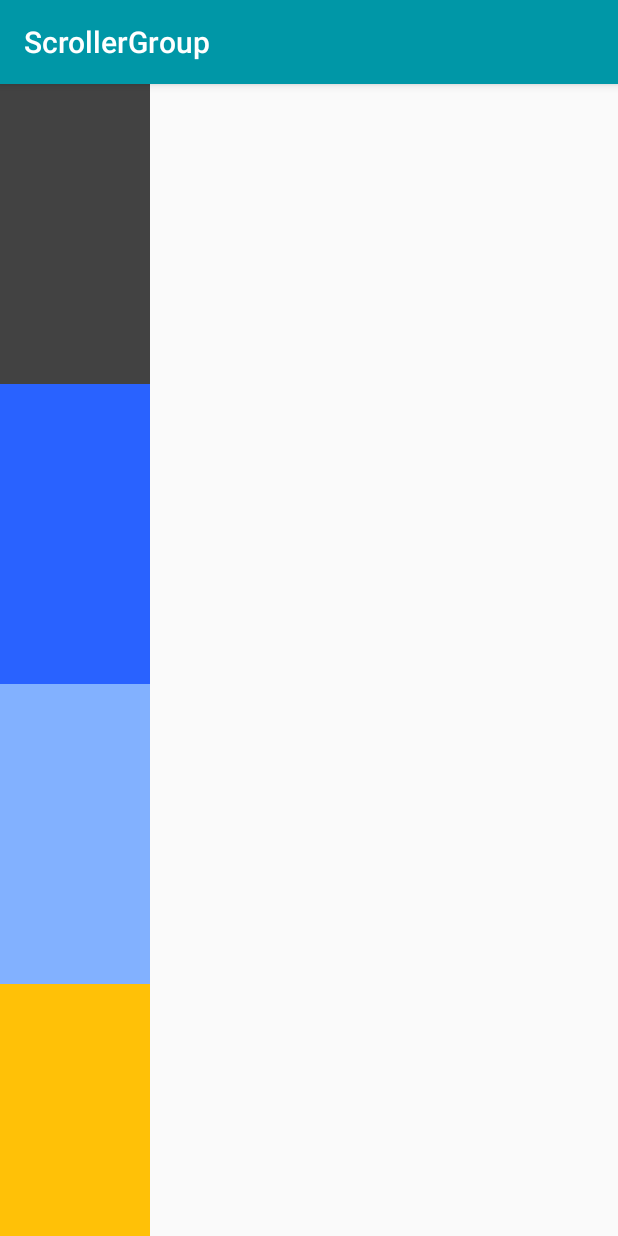
After one commit to EricSun2012/TestManyDemo, an Android app: the ScrollerActivity screen opened directly, with no data from a screen before it, on a phone screen of 412 x 824 dp. The commit adds this screen. Run offline under Robolectric (Android 15) with nearby library versions, the phone set to English and light mode, and no system bars; our stand-ins replace RxJava; libraries missing offline, so code that uses them is left out: com.zhy.http.

Commit message:
[add]添加scroller滚动设置

```diff
--- a/app/src/main/AndroidManifest.xml
+++ b/app/src/main/AndroidManifest.xml
@@ -35,6 +35,7 @@
 
         <activity android:name=".touchconflict.TouchConflictActivity" />
         <activity android:name=".dragger2.Dagger2Activity" />
+        <activity android:name=".Scroller.ScrollerActivity" />
     </application>
 
 </manifest>
--- /dev/null
+++ b/app/src/main/java/com/robot/anyDemo/Scroller/MyLinearScollerLayout.java
@@ -0,0 +1,118 @@
+package com.robot.anyDemo.Scroller;
+
+import android.content.Context;
+import android.util.AttributeSet;
+import android.view.MotionEvent;
+import android.view.View;
+import android.view.ViewConfiguration;
+import android.view.ViewGroup;
+import android.widget.OverScroller;
+
+public class MyLinearScollerLayout extends ViewGroup {
+
+    private OverScroller mScroller;
+    private int tapslop;
+    private float mXDown;
+    private float mYDown;
+    private float xLast;
+    private float yLast;
+    private float contentHeight;
+
+    @Override
+    protected void onMeasure(int widthMeasureSpec, int heightMeasureSpec) {
+        super.onMeasure(widthMeasureSpec, heightMeasureSpec);
+        int childCount = getChildCount();
+        for (int i = 0; i < childCount; i++) {
+            View childView = getChildAt(i);
+            measureChild(childView, widthMeasureSpec, heightMeasureSpec);
+        }
+    }
+
+    @Override
+    protected void onLayout(boolean changed, int l, int t, int r, int b) {
+        if (changed) {
+            int childCount = getChildCount();
+            for (int i = 0; i < childCount; i++) {
+                View childView = getChildAt(i);
+                childView.layout(0, i * childView.getMeasuredHeight(), childView.getMeasuredWidth(), (i + 1) * childView.getMeasuredHeight());
+            }
+            if (childCount > 0) {
+                contentHeight = getChildAt(childCount - 1).getBottom();
+            } else {
+                contentHeight = getMeasuredHeight();
+            }
+        }
+    }
+
+    public MyLinearScollerLayout(Context context) {
+        this(context, null);
+    }
+
+    public MyLinearScollerLayout(Context context, AttributeSet attrs) {
+        this(context, attrs, 0);
+    }
+
+    public MyLinearScollerLayout(Context context, AttributeSet attrs, int defStyleAttr) {
+        super(context, attrs, defStyleAttr);
+        mScroller = new OverScroller(context);
+        tapslop = ViewConfiguration.get(context).getScaledPagingTouchSlop();
+    }
+
+    @Override
+    public boolean onInterceptTouchEvent(MotionEvent ev) {
+        return super.onInterceptTouchEvent(ev);
+    }
+
+    @Override
+    public boolean onTouchEvent(MotionEvent event) {
+        switch (event.getAction()) {
+            case MotionEvent.ACTION_DOWN: {
+                mScroller.abortAnimation();
+                xLast = mXDown = event.getX();
+                yLast = mYDown = event.getY();
+
+                return true;
+            }
+            case MotionEvent.ACTION_MOVE: {
+                float curY = event.getY();
+                int scrollerY = (int) (yLast - curY);
+                int oriY = getScrollY();
+                if (oriY + getHeight() + scrollerY > contentHeight) {
+                    scrollTo(0, (int) (contentHeight - getHeight()));
+                    return true;
+                } else if (oriY + scrollerY < 0) {
+                    yLast = 0;
+                    scrollTo(0, 0);
+                    return true;
+
+                }
+                scrollBy(0, scrollerY);
+                yLast = curY;
+
+            }
+            break;
+            case MotionEvent.ACTION_UP: {
+                int scrollerY = (int) ((mYDown - event.getY()) * 0.2);
+                if (getScrollY() + scrollerY < 0) {
+                    scrollerY = 0;
+                } else if (getScrollY() + getHeight() + scrollerY > contentHeight) {
+                    scrollerY = 0;
+                }
+                mScroller.startScroll(0, getScrollY(), 0, scrollerY);
+                invalidate();
+
+            }
+            break;
+        }
+
+        return super.onTouchEvent(event);
+    }
+
+    @Override
+    public void computeScroll() {
+        if (mScroller.computeScrollOffset()) {
+            scrollTo(mScroller.getCurrX(), mScroller.getCurrY());
+            invalidate();
+        }
+    }
+}
--- /dev/null
+++ b/app/src/main/java/com/robot/anyDemo/Scroller/ScrollerActivity.java
@@ -0,0 +1,26 @@
+package com.robot.anyDemo.Scroller;
+
+import com.robot.anyDemo.R;
+import com.robot.anyDemo.base.BaseActivity;
+
+public class ScrollerActivity extends BaseActivity<ScrollerPresenter> implements ScrollerView {
+    @Override
+    protected ScrollerPresenter createPresenter() {
+        return new ScrollerPresenter(this);
+    }
+
+    @Override
+    protected int getLayoutId() {
+        return R.layout.activity_scroller;
+    }
+
+    @Override
+    public void initData() {
+        setTitle("ScrollerGroup");
+    }
+
+    @Override
+    public void initView() {
+
+    }
+}
--- /dev/null
+++ b/app/src/main/java/com/robot/anyDemo/Scroller/ScrollerPresenter.java
@@ -0,0 +1,9 @@
+package com.robot.anyDemo.Scroller;
+
+import com.robot.anyDemo.base.BasePresenter;
+
+public class ScrollerPresenter extends BasePresenter<ScrollerView> {
+    public ScrollerPresenter(ScrollerView baseView) {
+        super(baseView);
+    }
+}
--- /dev/null
+++ b/app/src/main/java/com/robot/anyDemo/Scroller/ScrollerView.java
@@ -0,0 +1,6 @@
+package com.robot.anyDemo.Scroller;
+
+import com.robot.anyDemo.base.BaseView;
+
+public interface ScrollerView extends BaseView {
+}
--- /dev/null
+++ b/app/src/main/res/layout/activity_scroller.xml
@@ -0,0 +1,54 @@
+<?xml version="1.0" encoding="utf-8"?>
+<android.support.constraint.ConstraintLayout xmlns:android="http://schemas.android.com/apk/res/android"
+    android:layout_width="match_parent"
+    android:layout_height="match_parent">
+
+    <com.robot.anyDemo.Scroller.MyLinearScollerLayout
+        android:layout_width="match_parent"
+        android:layout_height="match_parent">
+
+        <TextView
+            android:layout_width="100dp"
+            android:layout_height="200dp"
+            android:background="@color/cardview_dark_background" />
+
+        <TextView
+            android:layout_width="100dp"
+            android:layout_height="200dp"
+            android:background="@color/md_blue_A700" />
+
+        <TextView
+            android:layout_width="100dp"
+            android:layout_height="200dp"
+            android:background="@color/md_blue_A100" />
+
+        <TextView
+            android:layout_width="100dp"
+            android:layout_height="200dp"
+            android:background="@color/md_amber_500" />
+
+        <TextView
+            android:layout_width="100dp"
+            android:layout_height="200dp"
+            android:background="@color/md_blue_grey_900" />
+
+        <TextView
+            android:layout_width="100dp"
+            android:layout_height="200dp"
+            android:background="@color/md_amber_200" />
+
+        <TextView
+            android:layout_width="100dp"
+            android:layout_height="200dp"
+            android:background="@color/md_yellow_A700" />
+
+        <TextView
+            android:layout_width="100dp"
+            android:layout_height="200dp"
+            android:background="@color/md_teal_A700" />
+
+
+    </com.robot.anyDemo.Scroller.MyLinearScollerLayout>
+
+
+</android.support.constraint.ConstraintLayout>
```
Also changed, not shown: app/src/main/java/com/robot/anyDemo/adapter/MyListAdapter.java (+6 -1 lines).
